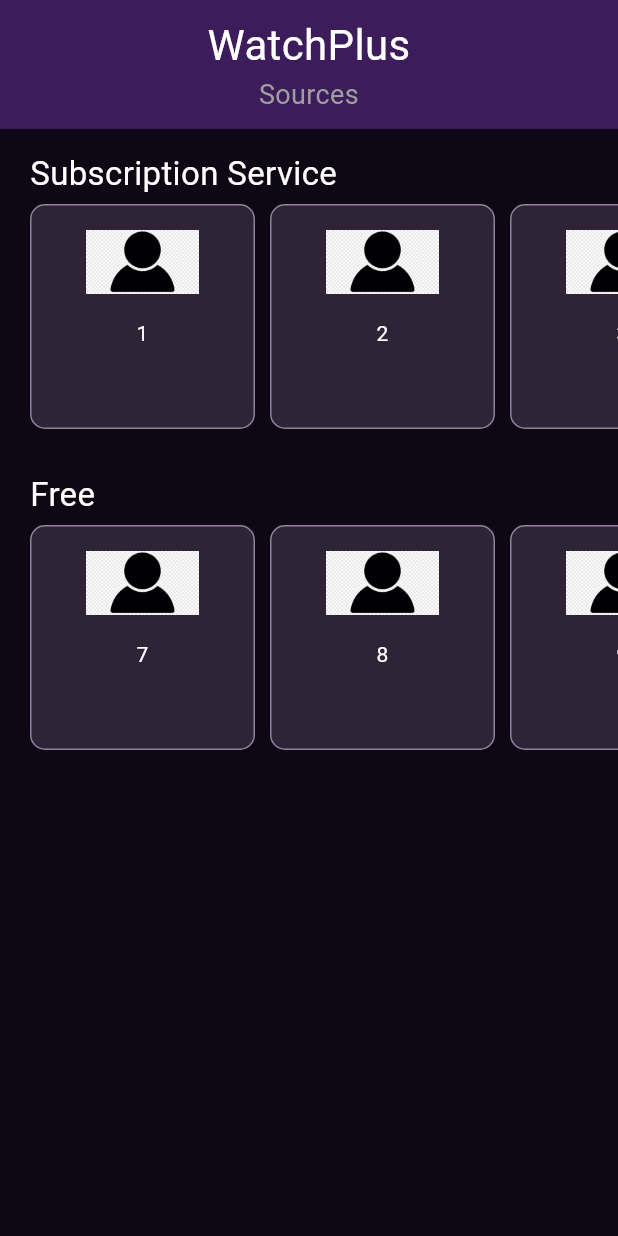
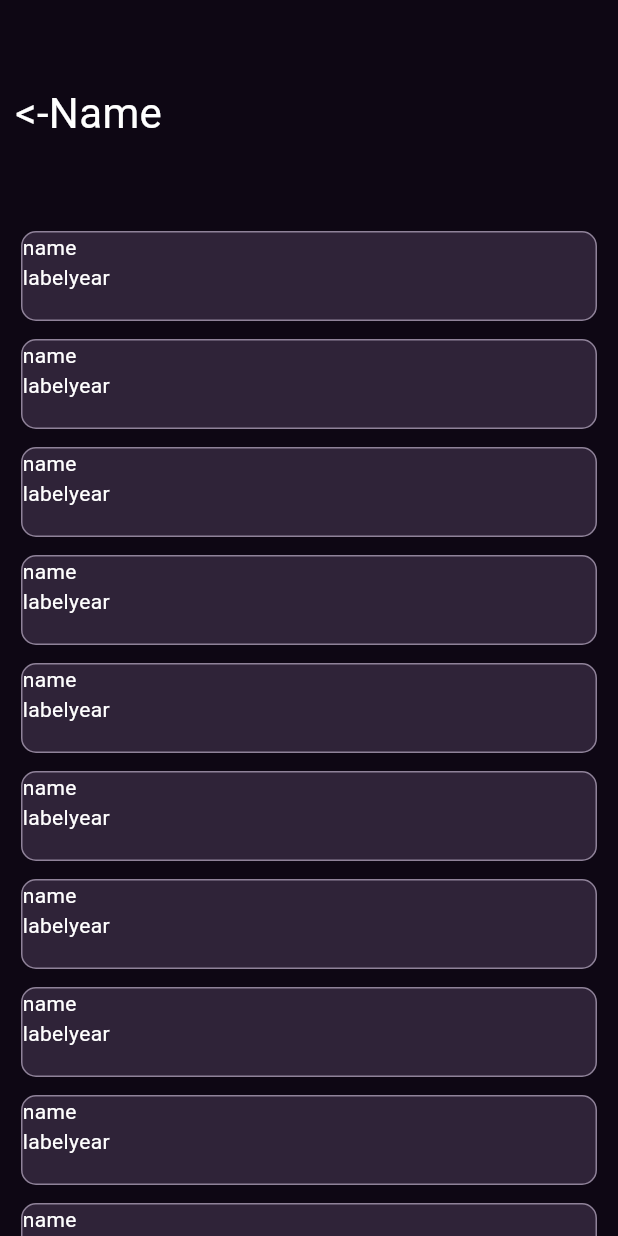
Before and after one commit to daniel-dias/watchplus, a Flutter app: the screen it shows after launch, on a phone screen of 412 x 824 dp. Run offline on Flutter 3.47's test engine with Material 3 defaults, Android fonts, the phone set to English and light mode, and no system bars; our stand-ins replace chopper; generated files the repository leaves out were written again.

Commit message:
work on project

```diff
--- /dev/null
+++ b/lib/features/content/content_widget.dart
@@ -0,0 +1,41 @@
+import 'package:flutter/material.dart';
+
+class Content extends StatelessWidget {
+  const Content({
+    super.key,
+    required this.name,
+    required this.label,
+    required this.year,
+  });
+
+  final String name;
+  final String label;
+  final String year;
+
+  @override
+  Widget build(BuildContext context) {
+    return Container(
+      height: 60,
+      width: double.infinity,
+      decoration: BoxDecoration(
+        color: const Color.fromARGB(255, 47, 35, 56),
+        border: Border.all(
+          color: const Color.fromARGB(255, 143, 130, 153),
+        ),
+        borderRadius: BorderRadius.circular(10),
+      ),
+      child: Column(
+        crossAxisAlignment: CrossAxisAlignment.start,
+        children: [
+          Text(name, style: const TextStyle(color: Colors.white)),
+          Row(
+            children: [
+              Text(label, style: const TextStyle(color: Colors.white)),
+              Text(year, style: const TextStyle(color: Colors.white)),
+            ],
+          ),
+        ],
+      ),
+    );
+  }
+}
--- /dev/null
+++ b/lib/features/content_list/content_list_widget.dart
@@ -0,0 +1,44 @@
+import 'package:flutter/material.dart';
+import '../content/content_widget.dart';
+
+class ContentList extends StatelessWidget {
+  const ContentList({
+    super.key,
+    required this.id,
+  });
+
+  final int id;
+  final List<Content>? contents = null;
+
+  @override
+  Widget build(BuildContext context) {
+    return const Padding(
+      padding: EdgeInsets.symmetric(vertical: 4),
+      child: SingleChildScrollView(
+        padding: EdgeInsets.symmetric(horizontal: 14),
+        child: Column(
+          spacing: 12,
+          children: [
+            Content(name: 'name', label: 'label', year: 'year'),
+            Content(name: 'name', label: 'label', year: 'year'),
+            Content(name: 'name', label: 'label', year: 'year'),
+            Content(name: 'name', label: 'label', year: 'year'),
+            Content(name: 'name', label: 'label', year: 'year'),
+            Content(name: 'name', label: 'label', year: 'year'),
+            Content(name: 'name', label: 'label', year: 'year'),
+            Content(name: 'name', label: 'label', year: 'year'),
+            Content(name: 'name', label: 'label', year: 'year'),
+            Content(name: 'name', label: 'label', year: 'year'),
+            Content(name: 'name', label: 'label', year: 'year'),
+            Content(name: 'name', label: 'label', year: 'year'),
+            Content(name: 'name', label: 'label', year: 'year'),
+            Content(name: 'name', label: 'label', year: 'year'),
+            Content(name: 'name', label: 'label', year: 'year'),
+            Content(name: 'name', label: 'label', year: 'year'),
+            Content(name: 'name', label: 'label', year: 'year'),
+          ],
+        ),
+      ),
+    );
+  }
+}
--- a/lib/features/source_list/source_list_widget.dart
+++ b/lib/features/source_list/source_list_widget.dart
@@ -8,8 +8,6 @@ class SourceList extends StatelessWidget {
     required this.sources,
   });
 
-  // final String? source;
-  // final String? sourceUrl;
   final String title;
   final List<Source> sources;
 
--- a/lib/main.dart
+++ b/lib/main.dart
@@ -1,7 +1,7 @@
 import 'package:flutter/material.dart';
 import 'package:watchplus/app_config.dart';
-import 'package:watchplus/features/source/source_widget.dart';
-import 'package:watchplus/features/source_list/source_list_widget.dart';
+import 'package:watchplus/screens/home/home_screen.dart';
+import 'package:watchplus/screens/listing/listing_screen.dart';
 
 final config = AppConfig(
   watchmodeBaseUrl: Uri.parse('https://api.watchmode.com/v1'),
@@ -17,56 +17,12 @@ class MainApp extends StatelessWidget {
 
   @override
   Widget build(BuildContext context) {
-    return MaterialApp(
+    return const MaterialApp(
       debugShowCheckedModeBanner: false,
       home: Scaffold(
-        backgroundColor: const Color.fromARGB(255, 14, 7, 20),
+        backgroundColor: Color.fromARGB(255, 14, 7, 20),
         body: SizedBox(
-          child: Column(
-            children: [
-              Container(
-                color: const Color.fromARGB(255, 60, 28, 90),
-                width: double.infinity,
-                padding: const EdgeInsets.all(10),
-                child: const Column(
-                  children: [
-                    Text(
-                      'WatchPlus',
-                      textAlign: TextAlign.center,
-                      style: TextStyle(fontSize: 28, color: Colors.white),
-                    ),
-                    Text(
-                      'Sources',
-                      textAlign: TextAlign.center,
-                      style: TextStyle(fontSize: 18, color: Colors.grey),
-                    ),
-                  ],
-                ),
-              ),
-              const SourceList(
-                title: 'Subscription Service',
-                sources: [
-                  Source(text: '1', sourceUrl: 'assets/placeholder.png'),
-                  Source(text: '2', sourceUrl: 'assets/placeholder.png'),
-                  Source(text: '3', sourceUrl: 'assets/placeholder.png'),
-                  Source(text: '4', sourceUrl: 'assets/placeholder.png'),
-                  Source(text: '5', sourceUrl: 'assets/placeholder.png'),
-                  Source(text: '6', sourceUrl: 'assets/placeholder.png'),
-                ],
-              ),
-              const SourceList(
-                title: 'Free',
-                sources: [
-                  Source(text: '7', sourceUrl: 'assets/placeholder.png'),
-                  Source(text: '8', sourceUrl: 'assets/placeholder.png'),
-                  Source(text: '9', sourceUrl: 'assets/placeholder.png'),
-                  Source(text: '10', sourceUrl: 'assets/placeholder.png'),
-                  Source(text: '11', sourceUrl: 'assets/placeholder.png'),
-                  Source(text: '12', sourceUrl: 'assets/placeholder.png'),
-                ],
-              ),
-            ],
-          ),
+          child: ListingScreen(),
         ),
       ),
     );
--- /dev/null
+++ b/lib/screens/home/home_screen.dart
@@ -0,0 +1,56 @@
+import 'package:flutter/material.dart';
+import 'package:watchplus/features/content_list/content_list_widget.dart';
+import 'package:watchplus/features/source/source_widget.dart';
+import 'package:watchplus/features/source_list/source_list_widget.dart';
+
+class HomeScreen extends StatelessWidget {
+  const HomeScreen({
+    super.key,
+  });
+
+  @override
+  Widget build(BuildContext context) {
+    return Column(
+      crossAxisAlignment: CrossAxisAlignment.start,
+      children: [
+        Container(
+          color: const Color.fromARGB(255, 60, 28, 90),
+          width: double.infinity,
+          padding: const EdgeInsets.all(20),
+          child: const Column(
+            children: [
+              Text(
+                'WatchPlus',
+                textAlign: TextAlign.center,
+                style: TextStyle(fontSize: 28, color: Colors.white),
+              ),
+              Text(
+                'Sources',
+                textAlign: TextAlign.center,
+                style: TextStyle(fontSize: 18, color: Colors.grey),
+              ),
+            ],
+          ),
+        ),
+        const SourceList(
+          title: 'Subscription Service',
+          sources: [
+            Source(text: '1', sourceUrl: 'assets/placeholder.png'),
+            Source(text: '2', sourceUrl: 'assets/placeholder.png'),
+            Source(text: '3', sourceUrl: 'assets/placeholder.png'),
+            Source(text: '4', sourceUrl: 'assets/placeholder.png'),
+            Source(text: '5', sourceUrl: 'assets/placeholder.png'),
+            Source(text: '6', sourceUrl: 'assets/placeholder.png'),
+          ],
+        ),
+        const SourceList(
+          title: 'Free',
+          sources: [
+            Source(text: '7', sourceUrl: 'assets/placeholder.png'),
+            Source(text: '8', sourceUrl: 'assets/placeholder.png'),
+          ],
+        ),
+      ],
+    );
+  }
+}
--- /dev/null
+++ b/lib/screens/listing/listing_screen.dart
@@ -0,0 +1,36 @@
+import 'package:flutter/material.dart';
+import 'package:watchplus/features/content_list/content_list_widget.dart';
+
+class ListingScreen extends StatelessWidget {
+  const ListingScreen({
+    super.key,
+  });
+
+  @override
+  Widget build(BuildContext context) {
+    return Column(
+      children: [
+        Container(
+          width: double.infinity,
+          height: 150,
+          padding: const EdgeInsets.all(10),
+          child: const Row(
+            children: [
+              Text(
+                '<-',
+                textAlign: TextAlign.left,
+                style: TextStyle(fontSize: 28, color: Colors.white),
+              ),
+              Text(
+                'Name',
+                textAlign: TextAlign.left,
+                style: TextStyle(fontSize: 28, color: Colors.white),
+              ),
+            ],
+          ),
+        ),
+        const ContentList(id: 1)
+      ],
+    );
+  }
+}
```
Also changed, not shown: lib/features/source/source_widget.dart (+0 -21 lines).
